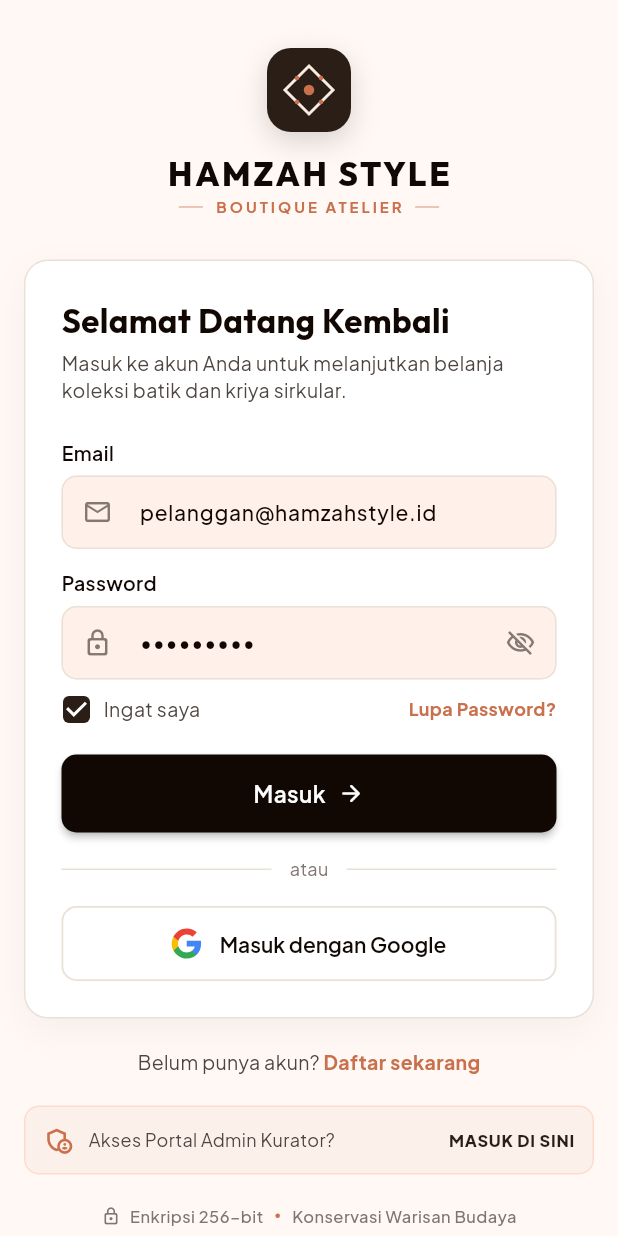
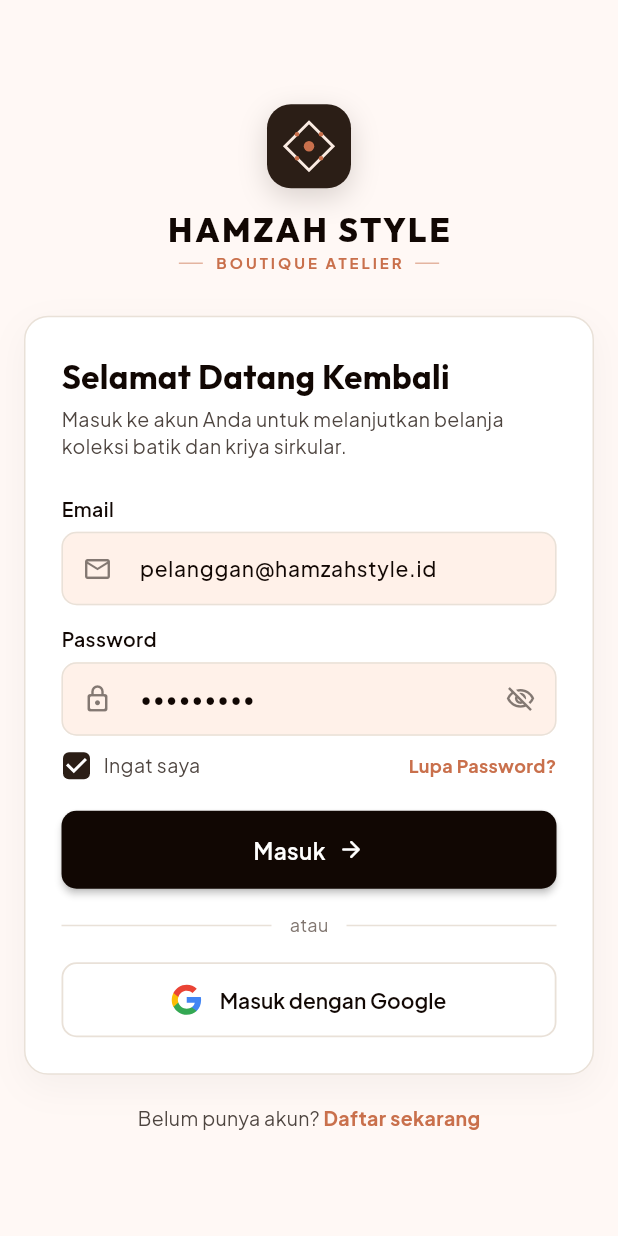
Before and after one commit to kevinrizaldi/mobilebatik, a Flutter app: the screen it shows after launch, on a phone screen of 412 x 824 dp. Run offline on Flutter 3.47's test engine with Material 3 defaults, Android fonts, the light colour scheme and no system bars; our stand-ins replace go_router, google_fonts, image_picker.

Commit message:
refactor: hapus portal admin kurator dan heritage footer pada tampilan auth

```diff
--- a/lib/screens/forgot_password_screen.dart
+++ b/lib/screens/forgot_password_screen.dart
@@ -5,7 +5,6 @@
 import '../utils/responsive.dart';
 import '../widgets/batik_header_logo.dart';
 import '../widgets/custom_text_field.dart';
-import '../widgets/heritage_footer.dart';
 
 class ForgotPasswordScreen extends StatefulWidget {
   const ForgotPasswordScreen({super.key});
@@ -151,7 +150,7 @@
                 ],
               ),
 
-              const HeritageFooter(),
+              const SizedBox(height: 16),
                   ],
                 ),
               ),
--- a/lib/screens/login_screen.dart
+++ b/lib/screens/login_screen.dart
@@ -6,7 +6,6 @@
 import '../widgets/batik_header_logo.dart';
 import '../widgets/custom_text_field.dart';
 import '../widgets/google_social_button.dart';
-import '../widgets/heritage_footer.dart';
 
 class LoginScreen extends StatefulWidget {
   const LoginScreen({super.key});
@@ -294,56 +293,7 @@
                       ],
                     ),
 
-                    SizedBox(height: isLandscape ? 12.0 : 20.0),
-
-                    // Curator & Staff Anchor Card
-                    Container(
-                      padding: const EdgeInsets.all(12),
-                      decoration: BoxDecoration(
-                        color: AppTheme.terracottaLight.withOpacity(0.6),
-                        borderRadius: BorderRadius.circular(10),
-                        border: Border.all(color: AppTheme.terracottaBorder),
-                      ),
-                      child: Row(
-                        children: [
-                          const Icon(
-                            Icons.admin_panel_settings_outlined,
-                            color: AppTheme.terracotta,
-                            size: 20,
-                          ),
-                          const SizedBox(width: 10),
-                          Expanded(
-                            child: Text(
-                              'Akses Portal Admin Kurator?',
-                              style: GoogleFonts.plusJakartaSans(
-                                fontSize: 12,
-                                color: AppTheme.textMuted,
-                              ),
-                            ),
-                          ),
-                          GestureDetector(
-                            onTap: () {
-                              ScaffoldMessenger.of(context).showSnackBar(
-                                const SnackBar(
-                                  content: Text('Membuka Portal Kurator & Staff...'),
-                                ),
-                              );
-                            },
-                            child: Text(
-                              'MASUK DI SINI',
-                              style: GoogleFonts.plusJakartaSans(
-                                fontSize: 11,
-                                fontWeight: FontWeight.w800,
-                                letterSpacing: 0.5,
-                                color: AppTheme.primaryDark,
-                              ),
-                            ),
-                          ),
-                        ],
-                      ),
-                    ),
-
-                    const HeritageFooter(),
+                    const SizedBox(height: 16),
                   ],
                 ),
               ),
--- a/lib/screens/register_screen.dart
+++ b/lib/screens/register_screen.dart
@@ -5,7 +5,6 @@
 import '../utils/responsive.dart';
 import '../widgets/batik_header_logo.dart';
 import '../widgets/custom_text_field.dart';
-import '../widgets/heritage_footer.dart';
 
 class RegisterScreen extends StatefulWidget {
   const RegisterScreen({super.key});
@@ -335,7 +334,7 @@
                 ],
               ),
 
-              const HeritageFooter(),
+              const SizedBox(height: 16),
                   ],
                 ),
               ),
--- a/lib/screens/reset_password_screen.dart
+++ b/lib/screens/reset_password_screen.dart
@@ -5,7 +5,6 @@
 import '../utils/responsive.dart';
 import '../widgets/batik_header_logo.dart';
 import '../widgets/custom_text_field.dart';
-import '../widgets/heritage_footer.dart';
 
 class ResetPasswordScreen extends StatefulWidget {
   const ResetPasswordScreen({super.key});
@@ -239,7 +238,7 @@
                 ),
               ),
 
-              const HeritageFooter(),
+              const SizedBox(height: 16),
                   ],
                 ),
               ),
```
Also changed, not shown: pubspec.lock.
